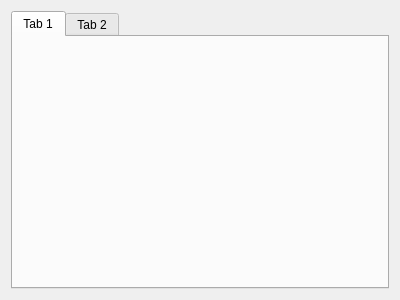
First picture: the form in BambooTracker/gui/instrument_editor/instrument_editor_ssg_form.ui, repository BambooTracker/BambooTracker, before the edit.
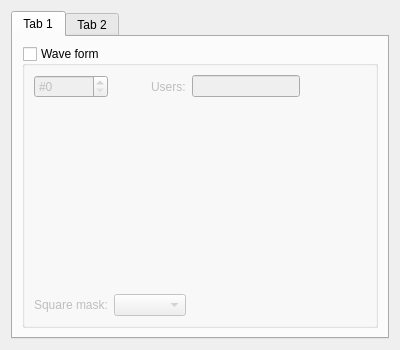
Second picture: the form after the edit. The open tabs and pages were chosen to show the change. Custom widgets are drawn as their Qt base class.

Commit message: Add SSG wave form edit ui

The edit to the form file:
```diff
--- a/BambooTracker/gui/instrument_editor/instrument_editor_ssg_form.ui
+++ b/BambooTracker/gui/instrument_editor/instrument_editor_ssg_form.ui
@@ -7,7 +7,7 @@
     <x>0</x>
     <y>0</y>
     <width>400</width>
-    <height>300</height>
+    <height>350</height>
    </rect>
   </property>
   <property name="windowTitle">
@@ -23,6 +23,73 @@
       <attribute name="title">
        <string>Tab 1</string>
       </attribute>
+      <layout class="QGridLayout" name="gridLayout_2">
+       <item row="0" column="0">
+        <widget class="QGroupBox" name="waveEditGroupBox">
+         <property name="title">
+          <string>Wave form</string>
+         </property>
+         <property name="checkable">
+          <bool>true</bool>
+         </property>
+         <property name="checked">
+          <bool>false</bool>
+         </property>
+         <layout class="QGridLayout" name="gridLayout_3">
+          <item row="0" column="3">
+           <spacer name="horizontalSpacer">
+            <property name="orientation">
+             <enum>Qt::Horizontal</enum>
+            </property>
+            <property name="sizeHint" stdset="0">
+             <size>
+              <width>40</width>
+              <height>20</height>
+             </size>
+            </property>
+           </spacer>
+          </item>
+          <item row="0" column="2">
+           <widget class="QLineEdit" name="waveUsersLineEdit">
+            <property name="enabled">
+             <bool>false</bool>
+            </property>
+            <property name="readOnly">
+             <bool>true</bool>
+            </property>
+           </widget>
+          </item>
+          <item row="0" column="0">
+           <widget class="QSpinBox" name="waveNumSpinBox">
+            <property name="prefix">
+             <string>#</string>
+            </property>
+           </widget>
+          </item>
+          <item row="0" column="1" alignment="Qt::AlignRight">
+           <widget class="QLabel" name="waveUsersLabel">
+            <property name="text">
+             <string>Users:</string>
+            </property>
+           </widget>
+          </item>
+          <item row="1" column="0" colspan="4">
+           <widget class="VisualizedInstrumentMacroEditor" name="waveEditor" native="true"/>
+          </item>
+          <item row="2" column="0">
+           <widget class="QLabel" name="squareMaskLabel">
+            <property name="text">
+             <string>Square mask:</string>
+            </property>
+           </widget>
+          </item>
+          <item row="2" column="1">
+           <widget class="QComboBox" name="squareMaskComboBox"/>
+          </item>
+         </layout>
+        </widget>
+       </item>
+      </layout>
      </widget>
      <widget class="QWidget" name="tab_2">
       <attribute name="title">
@@ -62,6 +129,14 @@
    </item>
   </layout>
  </widget>
+ <customwidgets>
+  <customwidget>
+   <class>VisualizedInstrumentMacroEditor</class>
+   <extends>QWidget</extends>
+   <header>gui/instrument_editor/visualized_instrument_macro_editor.hpp</header>
+   <container>1</container>
+  </customwidget>
+ </customwidgets>
  <resources/>
  <connections/>
 </ui>
```
Left out of the diff: 2 changed lines with no effect on the pictures. The commit also changes 7 other files.
